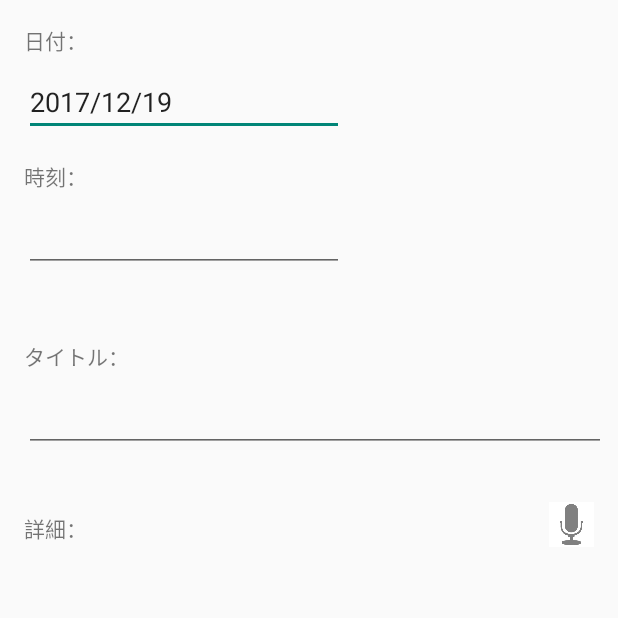
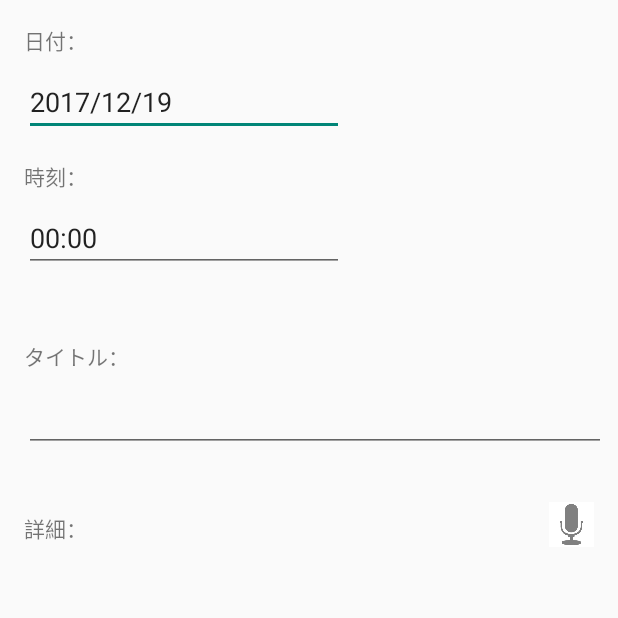
Before and after one commit to Tatsuya-Sugawara/Scheduler, an Android app: the ScheduleEditActivity screen opened directly, with no data from a screen before it, on a phone screen of 412 x 824 dp, the top half of it. Run offline under Robolectric (Android 15) with nearby library versions, the phone set to English and light mode, and no system bars; libraries missing offline, so code that uses them is left out: com.googlecode.tesseract, io.realm; 1 statement that could not run was skipped.

Commit message:
時間追加

```diff
--- a/MyScheduler/app/src/main/java/com/example/username/myscheduler/ScheduleEditActivity.java
+++ b/MyScheduler/app/src/main/java/com/example/username/myscheduler/ScheduleEditActivity.java
@@ -98,6 +98,7 @@ public class ScheduleEditActivity extends AppCompatActivity {
         mDetailEdit = (EditText) findViewById(R.id.detailEdit);
         mDelete = (Button) findViewById(R.id.delete);
         mDateEdit.setText(year + "/" + month + "/" + day);
+        mDatetimeEdit.setText("00:00");
         if(MainActivity.onDate != null){
             onDate = MainActivity.onDate;
         }else{
@@ -167,7 +168,7 @@ public class ScheduleEditActivity extends AppCompatActivity {
             SimpleDateFormat sdf = new SimpleDateFormat("yyyy/MM/dd");
             String date = sdf.format(schedule.getDate());
             mDateEdit.setText(date);
-            mDatetimeEdit.setText("時間時間時間時間時間");
+            mDatetimeEdit.setText(schedule.getDatetime());
             mTitleEdit.setText(schedule.getTitle());
             mDetailEdit.setText(schedule.getDetail());
 
@@ -400,6 +401,7 @@ public class ScheduleEditActivity extends AppCompatActivity {
                 public void execute(Realm realm) {
                     Schedule schedule = results.first();
                     schedule.setDate(date);
+                    schedule.setDatetime(mDatetimeEdit.getText().toString());
                     schedule.setTitle(mTitleEdit.getText().toString());
                     schedule.setDetail(mDetailEdit.getText().toString());
                 }
@@ -416,6 +418,7 @@ public class ScheduleEditActivity extends AppCompatActivity {
                     Schedule schedule
                             = realm.createObject(Schedule.class, new Long(nextId));
                     schedule.setDate(date);
+                    schedule.setDatetime(mDatetimeEdit.getText().toString());
                     schedule.setTitle(mTitleEdit.getText().toString());
                     schedule.setDetail(mDetailEdit.getText().toString());
                 }
--- a/MyScheduler/app/src/main/res/layout/activity_schedule_edit.xml
+++ b/MyScheduler/app/src/main/res/layout/activity_schedule_edit.xml
@@ -12,7 +12,9 @@
         android:id="@+id/imageView"
         android:layout_width="wrap_content"
         android:layout_height="380dp"
-        tools:ignore="ContentDescription" />android:background="@drawable/haikei121"
+        tools:ignore="ContentDescription"
+        tools:layout_editor_absoluteY="0dp"
+        tools:layout_editor_absoluteX="0dp" />android:background="@drawable/haikei121"
 
     <TextView
         android:id="@+id/textView"
@@ -23,7 +25,8 @@
         android:text="@string/date_text"
         app:layout_constraintLeft_toLeftOf="parent"
         app:layout_constraintTop_toTopOf="parent"
-        tools:ignore="RtlHardcoded" />
+        tools:ignore="RtlHardcoded"
+        android:layout_marginStart="16dp" />
 
     <TextView
         android:id="@+id/textView2"
@@ -34,7 +37,8 @@
         android:text="時刻："
         app:layout_constraintLeft_toLeftOf="parent"
         app:layout_constraintTop_toBottomOf="@+id/dateEdit"
-        tools:ignore="RtlHardcoded" />
+        tools:ignore="RtlHardcoded"
+        android:layout_marginStart="16dp" />
 
     <EditText
         android:id="@+id/dateEdit"
@@ -47,7 +51,8 @@
 
         app:layout_constraintLeft_toLeftOf="parent"
         app:layout_constraintTop_toBottomOf="@+id/textView"
-        tools:ignore="RtlHardcoded" />
+        tools:ignore="RtlHardcoded"
+        android:layout_marginStart="16dp" />
 
     <EditText
         android:id="@+id/dateTimeEdit"
@@ -60,7 +65,8 @@
 
         app:layout_constraintLeft_toLeftOf="parent"
         app:layout_constraintTop_toBottomOf="@+id/textView2"
-        tools:ignore="RtlHardcoded" />
+        tools:ignore="RtlHardcoded"
+        android:layout_marginStart="16dp" />
 
     <TextView
         android:id="@+id/textView3"
@@ -71,7 +77,8 @@
         android:text="@string/title_text"
         app:layout_constraintLeft_toLeftOf="parent"
         app:layout_constraintTop_toBottomOf="@+id/dateTimeEdit"
-        tools:ignore="RtlHardcoded" />
+        tools:ignore="RtlHardcoded"
+        android:layout_marginStart="16dp" />
 
     <EditText
         android:id="@+id/titleEdit"
@@ -86,7 +93,9 @@
         app:layout_constraintRight_toRightOf="parent"
         app:layout_constraintTop_toBottomOf="@+id/textView3"
         tools:ignore="RtlHardcoded"
-        tools:text="Name" />
+        tools:text="Name"
+        android:layout_marginStart="16dp"
+        android:layout_marginEnd="8dp" />
 
     <TextView
         android:id="@+id/textView4"
@@ -97,7 +106,8 @@
         android:text="@string/detail_text"
         app:layout_constraintLeft_toLeftOf="parent"
         app:layout_constraintTop_toBottomOf="@+id/titleEdit"
-        tools:ignore="RtlHardcoded" />
+        tools:ignore="RtlHardcoded"
+        android:layout_marginStart="16dp" />
 
     <EditText
         android:id="@+id/detailEdit"
@@ -117,7 +127,9 @@
         tools:ignore="RtlHardcoded"
         android:layout_marginBottom="8dp"
         app:layout_constraintBottom_toTopOf="@+id/action_btn"
-        app:layout_constraintVertical_bias="0.0" />
+        app:layout_constraintVertical_bias="0.0"
+        android:layout_marginStart="16dp"
+        android:layout_marginEnd="8dp" />
 
     <Button
         android:id="@+id/save"
@@ -131,7 +143,9 @@
         app:layout_constraintLeft_toLeftOf="parent"
         tools:ignore="RtlHardcoded"
         app:layout_constraintRight_toLeftOf="@+id/action_btn"
-        android:layout_marginRight="8dp" />
+        android:layout_marginRight="8dp"
+        android:layout_marginStart="16dp"
+        android:layout_marginEnd="8dp" />
 
     <Button
         android:id="@+id/delete"
@@ -146,7 +160,9 @@
         app:layout_constraintRight_toRightOf="parent"
         tools:ignore="RtlHardcoded"
         app:layout_constraintLeft_toRightOf="@+id/action_btn"
-        android:layout_marginLeft="8dp" />
+        android:layout_marginLeft="8dp"
+        android:layout_marginStart="8dp"
+        android:layout_marginEnd="16dp" />
 
     <Button
         android:id="@+id/action_btn"
@@ -170,7 +186,7 @@
         app:layout_constraintEnd_toEndOf="parent"
         app:srcCompat="@drawable/unnamed2"
         app:layout_constraintBottom_toTopOf="@+id/detailEdit"
-        android:layout_marginRight="0dp"
+        android:layout_marginRight="16dp"
         app:layout_constraintRight_toRightOf="parent" />
 
 </android.support.constraint.ConstraintLayout>
```
Also changed, not shown: MyScheduler/app/src/main/java/com/example/username/myscheduler/MainActivity.java (+21 -1 lines), MyScheduler/app/src/main/java/com/example/username/myscheduler/Schedule.java (+9 -0 lines).
